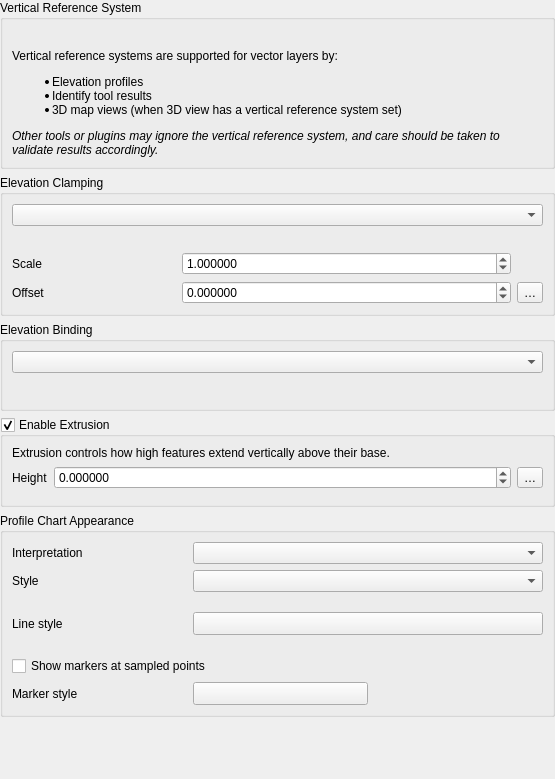
Before: the Qt Designer form src/ui/qgsvectorelevationpropertieswidgetbase.ui in carsmie/QGIS, drawn with Qt 5.
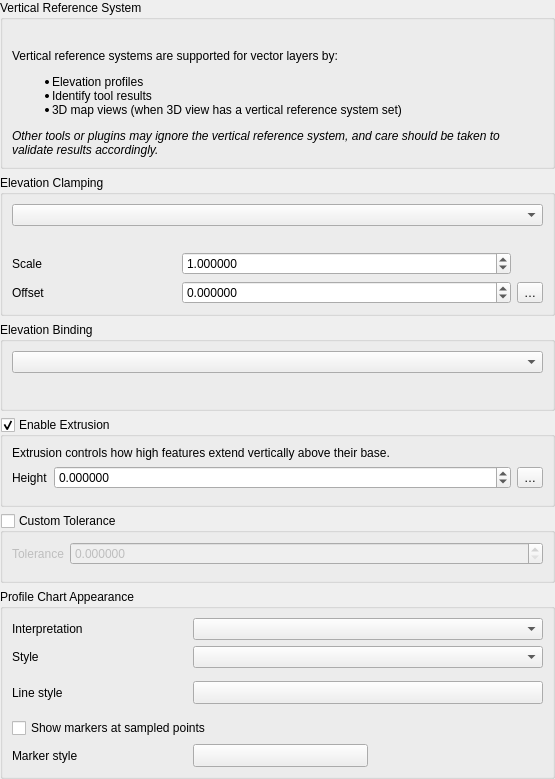
After: the same form once the commit is applied. Custom widgets are drawn as their Qt base class.

Commit message: qgsvectorelevationpropertieswidget: Add support for custom tolerance

Patch:
```diff
--- a/src/ui/qgsvectorelevationpropertieswidgetbase.ui
+++ b/src/ui/qgsvectorelevationpropertieswidgetbase.ui
@@ -279,6 +279,57 @@
      </layout>
     </widget>
    </item>
+   <item>
+    <widget class="QGroupBox" name="mToleranceGroupBox">
+     <property name="toolTip">
+      <string>If checked, the layer will use this tolerance instead of the one defined in the Elevation Profile widget.</string>
+     </property>
+     <property name="focusPolicy">
+      <enum>Qt::StrongFocus</enum>
+     </property>
+     <property name="title">
+      <string>Custom Tolerance</string>
+     </property>
+     <property name="checkable">
+      <bool>true</bool>
+     </property>
+     <property name="checked">
+      <bool>false</bool>
+     </property>
+     <property name="syncGroup" stdset="0">
+      <string notr="true">vectorgeneral</string>
+     </property>
+     <layout class="QGridLayout" name="gridLayout_Tolerance">
+      <item row="0" column="0">
+       <widget class="QLabel" name="label_Tolerance">
+        <property name="text">
+         <string>Tolerance</string>
+        </property>
+       </widget>
+      </item>
+      <item row="0" column="1">
+       <widget class="QgsDoubleSpinBox" name="mToleranceSpinBox">
+        <property name="decimals">
+         <number>6</number>
+        </property>
+        <property name="minimum">
+         <double>0.000000000000000</double>
+        </property>
+        <property name="maximum">
+         <double>99999999999.000000000000000</double>
+        </property>
+       </widget>
+      </item>
+      <item row="1" column="0">
+       <widget class="Line" name="line_Tolerance">
+        <property name="orientation">
+         <enum>Qt::Vertical</enum>
+        </property>
+       </widget>
+      </item>
+     </layout>
+    </widget>
+   </item>
    <item>
     <widget class="QGroupBox" name="groupBox">
      <property name="title">
```
The commit also changes 1 other file.
